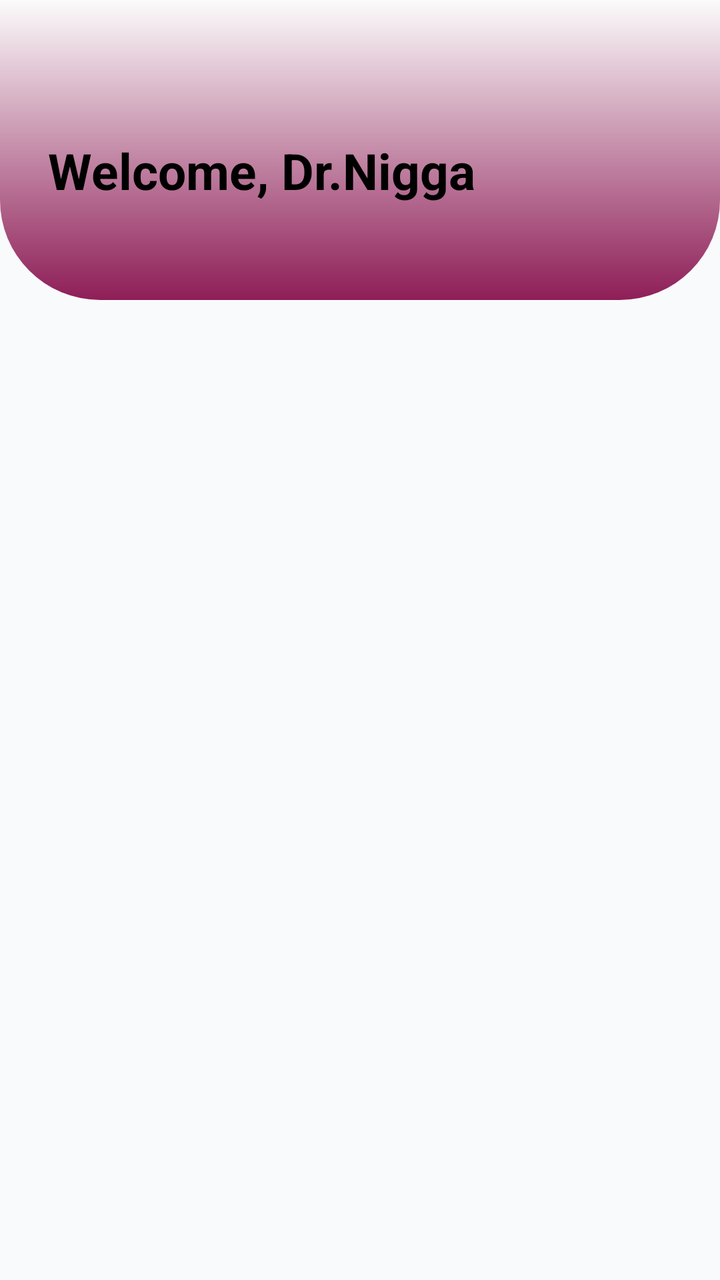
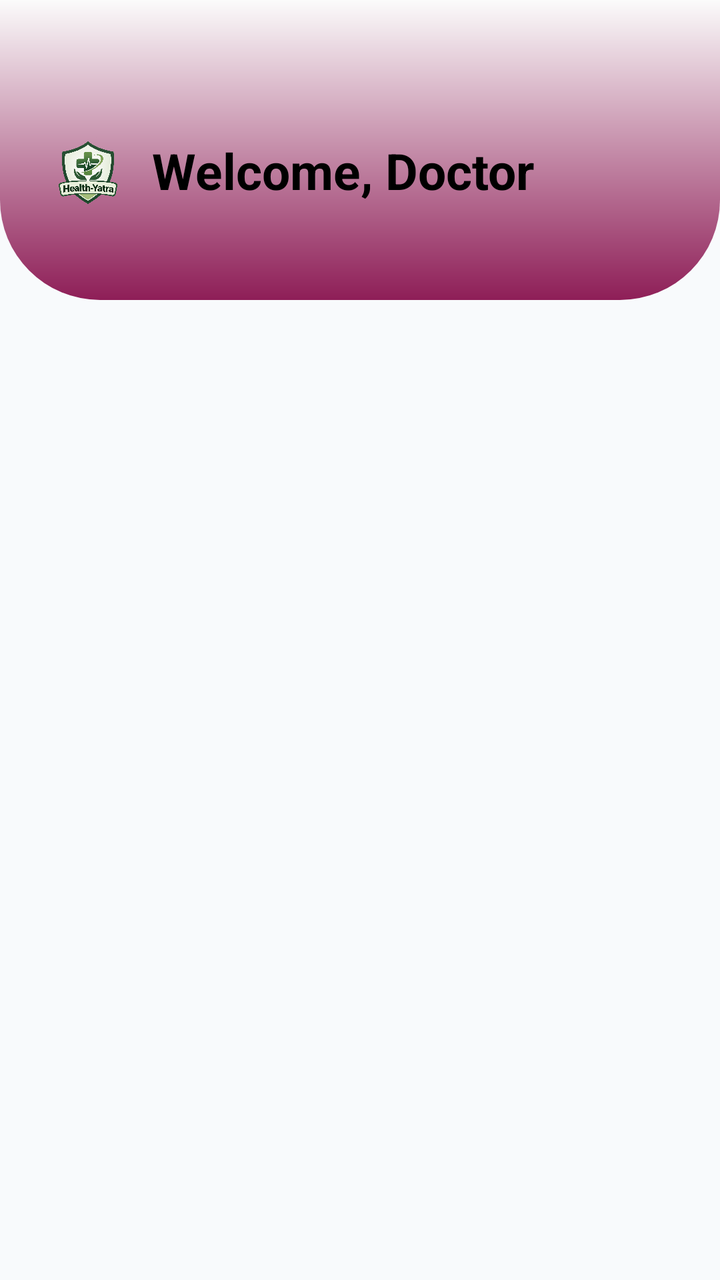

Screens rendered from an Android XML layout before and after an edit, with the pre-edit source and the edit as a unified diff.
<!-- AndroidManifest.xml: application theme Theme.HealthYatra -->
<!-- res/layout/activity_doctor_view.xml -->
<?xml version="1.0" encoding="utf-8"?>
<androidx.constraintlayout.widget.ConstraintLayout xmlns:android="http://schemas.android.com/apk/res/android"
    xmlns:app="http://schemas.android.com/apk/res-auto"
    xmlns:tools="http://schemas.android.com/tools"
    android:id="@+id/main"
    android:layout_width="match_parent"
    android:layout_height="match_parent"
    tools:context=".DoctorViewActivity">


    
    <androidx.constraintlayout.widget.ConstraintLayout
        android:id="@+id/topBar"
        android:layout_width="0dp"
        android:layout_height="150dp"
        android:background="@drawable/doctor_activity_gradient"
        app:layout_constraintEnd_toEndOf="parent"
        app:layout_constraintHorizontal_bias="0.0"
        app:layout_constraintStart_toStartOf="parent"
        app:layout_constraintTop_toTopOf="parent">

        <TextView
            android:id="@+id/tvAppName"
            android:layout_width="wrap_content"
            android:layout_height="wrap_content"
            android:layout_marginStart="24dp"
            android:layout_marginTop="20dp"
            android:text="Welcome, Dr.Nigga"
            android:textColor="#000000"
            android:textSize="25sp"
            android:textStyle="bold"
            app:layout_constraintBottom_toBottomOf="parent"
            app:layout_constraintStart_toStartOf="parent"
            app:layout_constraintTop_toTopOf="parent" />

    </androidx.constraintlayout.widget.ConstraintLayout>

    
    <androidx.fragment.app.FragmentContainerView
        android:id="@+id/fragment_container"
        android:layout_width="match_parent"
        android:layout_height="0dp"
        app:layout_constraintBottom_toBottomOf="parent"
        app:layout_constraintTop_toBottomOf="@+id/topBar" />


</androidx.constraintlayout.widget.ConstraintLayout>
<!-- resources referenced by this layout -->
<resources>
  <!-- drawable doctor_activity_gradient (drawable) -->
  <?xml version="1.0" encoding="utf-8"?>
  <shape xmlns:android="http://schemas.android.com/apk/res/android">
  
      <gradient
          android:startColor="#8E1E57"
          android:endColor="#FBFBFB"
          android:angle="90"/>
      <corners
          android:bottomRightRadius="50dp"
          android:bottomLeftRadius="50dp"/>
  
  
  </shape>
  <style name="Theme.HealthYatra" parent="Theme.Material3.Light.NoActionBar">
  
          <item name="colorPrimary">@color/primary</item>
          <item name="colorPrimaryContainer">@color/primary_light</item>
  
          <item name="android:colorBackground">@color/background</item>
          <item name="colorSurface">@color/white</item>
  
          <item name="android:textColorPrimary">@color/text_primary</item>
          <item name="android:textColorSecondary">@color/text_secondary</item>
  
          
          <item name="android:statusBarColor">@color/text_primary</item>
          <item name="android:windowLightStatusBar">true</item>
  
          
          <item name="android:navigationBarColor">@color/white</item>
  
          <item name="colorControlActivated">#1565C0</item>
  
          <item name="colorOnSurface">#1F2937</item>
          <item name="colorOnSurfaceVariant">#64748B</item>
  
      </style>
  <color name="primary">#FFFFFF</color>
  <color name="primary_light">#CACACA</color>
  <color name="background">#F8FAFC</color>
  <color name="white">#FFFFFF</color>
  <color name="text_primary">#000000</color>
  <color name="text_secondary">#64748B</color>
</resources>

<!-- the commit's change to res/layout/activity_doctor_view.xml (unified diff, before → after) -->
@@ -1,12 +1,12 @@
 <?xml version="1.0" encoding="utf-8"?>
-<androidx.constraintlayout.widget.ConstraintLayout xmlns:android="http://schemas.android.com/apk/res/android"
+<androidx.constraintlayout.widget.ConstraintLayout
+    xmlns:android="http://schemas.android.com/apk/res/android"
     xmlns:app="http://schemas.android.com/apk/res-auto"
     xmlns:tools="http://schemas.android.com/tools"
     android:id="@+id/main"
     android:layout_width="match_parent"
     android:layout_height="match_parent"
     tools:context=".DoctorViewActivity">
-
 
     
     <androidx.constraintlayout.widget.ConstraintLayout
@@ -19,29 +19,41 @@
         app:layout_constraintStart_toStartOf="parent"
         app:layout_constraintTop_toTopOf="parent">
 
+        
+        <ImageView
+            android:id="@+id/ivDoctorLogo"
+            android:layout_width="40dp"
+            android:layout_height="40dp"
+            android:layout_marginStart="24dp"
+            android:contentDescription="@string/LogoImage"
+            android:scaleType="fitCenter"
+            android:src="@drawable/health_yatra_logo"
+            app:layout_constraintBottom_toBottomOf="@+id/tvDoctorName"
+            app:layout_constraintStart_toStartOf="parent"
+            app:layout_constraintTop_toTopOf="@+id/tvDoctorName" />
+
         <TextView
-            android:id="@+id/tvAppName"
+            android:id="@+id/tvDoctorName"
             android:layout_width="wrap_content"
             android:layout_height="wrap_content"
-            android:layout_marginStart="24dp"
+            android:layout_marginStart="12dp"
             android:layout_marginTop="20dp"
-            android:text="Welcome, Dr.Nigga"
+            android:text="Welcome, Doctor"
             android:textColor="#000000"
             android:textSize="25sp"
             android:textStyle="bold"
             app:layout_constraintBottom_toBottomOf="parent"
-            app:layout_constraintStart_toStartOf="parent"
+            app:layout_constraintStart_toEndOf="@id/ivDoctorLogo"
             app:layout_constraintTop_toTopOf="parent" />
 
     </androidx.constraintlayout.widget.ConstraintLayout>
 
     
     <androidx.fragment.app.FragmentContainerView
-        android:id="@+id/fragment_container"
+        android:id="@+id/authFragmentContainer"
         android:layout_width="match_parent"
         android:layout_height="0dp"
         app:layout_constraintBottom_toBottomOf="parent"
         app:layout_constraintTop_toBottomOf="@+id/topBar" />
 
-
 </androidx.constraintlayout.widget.ConstraintLayout>
<!-- resource entries referenced after the edit -->
@@ -14,6 +14,8 @@
   
   
   </shape>
+  <!-- drawable health_yatra_logo: png bitmap (drawable, 903215 bytes) -->
+  <string name="LogoImage">logoImage</string>
   <style name="Theme.HealthYatra" parent="Theme.Material3.Light.NoActionBar">
   
           <item name="colorPrimary">@color/primary</item>
